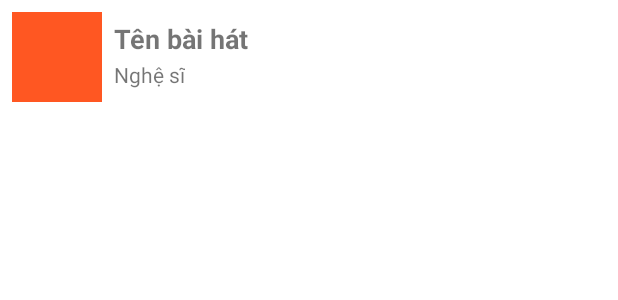
After one commit to tranvantuann021201/Music-Application, an Android app: the layout music_notification.xml on its own in the app's theme, with its tools: preview values and no code run, on a phone screen of 412 x 824 dp. The commit adds this screen. Shown: the top 300 px of the screen. Run offline under Robolectric (Android 15) with nearby library versions, the phone set to English and light mode, and no system bars.

Commit message:
custom_notification

```diff
--- a/app/src/main/res/layout/all_song_fragment.xml
+++ b/app/src/main/res/layout/all_song_fragment.xml
@@ -35,9 +35,9 @@
                 android:id="@+id/imgSearch"
                 android:layout_width="35dp"
                 android:layout_height="35sp"
+                android:padding="6dp"
                 android:layout_gravity="end"
                 android:layout_marginEnd="10dp"
-                android:padding="6dp"
                 android:src="@drawable/ic_search_white" />
         </androidx.appcompat.widget.Toolbar>
 
@@ -65,7 +65,7 @@
                 android:layout_width="wrap_content"
                 android:layout_height="wrap_content"
                 android:layout_marginStart="10dp"
-                android:text="@{song.songName}"
+                android:text="@{allSongViewModel.songName}"
                 android:textColor="#212121"
                 android:textSize="18sp"
                 app:layout_constraintBottom_toTopOf="@+id/song_artist"
@@ -82,7 +82,7 @@
                 android:layout_height="wrap_content"
                 android:layout_marginStart="10dp"
                 android:layout_marginBottom="8dp"
-                android:text="@{song.artists}"
+                android:text="@{allSongViewModel.songArtist}"
                 android:textColor="#212121"
                 android:textSize="15sp"
                 app:layout_constraintBottom_toBottomOf="@+id/img_Music"
--- /dev/null
+++ b/app/src/main/res/layout/music_notification.xml
@@ -0,0 +1,33 @@
+<?xml version="1.0" encoding="utf-8"?>
+<!--Created by Bkav TuanTVb .-->
+<RelativeLayout xmlns:android="http://schemas.android.com/apk/res/android"
+    android:layout_width="match_parent"
+    android:layout_height="match_parent">
+
+    <ImageView
+        android:id="@+id/img_music_small"
+        android:layout_width="60dp"
+        android:layout_height="60dp"
+        android:layout_margin="8dp"
+        android:background="@color/mainColor"/>
+
+    <TextView
+        android:id="@+id/txv_name_song"
+        android:layout_width="wrap_content"
+        android:layout_height="wrap_content"
+        android:text="Tên bài hát"
+        android:textStyle="bold"
+        android:textSize="18sp"
+        android:layout_toEndOf="@+id/img_music_small"
+        android:layout_marginTop="13dp"
+        />
+
+    <TextView
+        android:layout_width="wrap_content"
+        android:layout_height="wrap_content"
+        android:text="Nghệ sĩ"
+        android:layout_below="@+id/txv_name_song"
+        android:layout_toEndOf="@+id/img_music_small"
+        android:layout_marginTop="2dp"
+        />
+</RelativeLayout>
--- a/app/src/main/res/layout/tuantvb.xml
+++ /dev/null
@@ -1,6 +0,0 @@
-<?xml version="1.0" encoding="utf-8"?>
-<androidx.constraintlayout.widget.ConstraintLayout xmlns:android="http://schemas.android.com/apk/res/android"
-    android:layout_width="match_parent"
-    android:layout_height="match_parent">
-
-</androidx.constraintlayout.widget.ConstraintLayout>
--- a/app/src/main/res/values/test.xml
+++ /dev/null
@@ -1,2 +0,0 @@
-<?xml version="1.0" encoding="utf-8"?><!--\nCreated by Bkav TuanTVb .-->
-<resources></resources>
```
Also changed, not shown: app/src/main/java/com/example/musicapplication/allsong/AllSongFragment.kt (+16 -9 lines), app/src/main/java/com/example/musicapplication/allsong/AllSongViewModel.kt (+3 -9 lines), app/src/main/java/com/example/musicapplication/allsong/tuantvb.java (deleted, +0 -7 lines), app/src/main/java/com/example/musicapplication/allsong/tuantvb.kt (deleted, +0 -7 lines), app/src/main/res/layout/tuantvb1.xml (deleted, +0 -7 lines).
